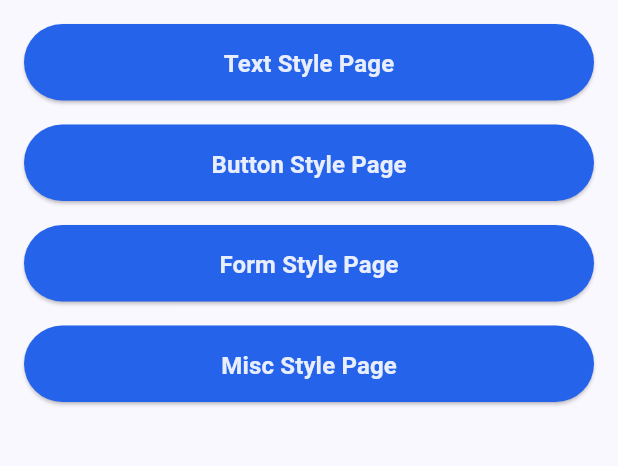
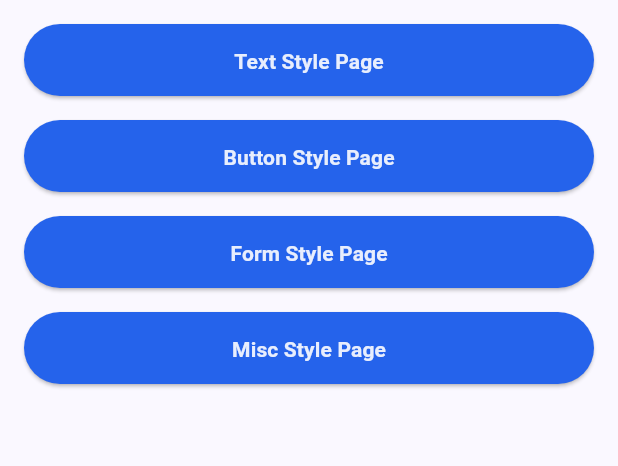
Before and after one commit to ddr137/starter_dev, a Flutter app: the screen it shows after launch, on a phone screen of 412 x 824 dp, the part 84-550 px from its top. Run offline on Flutter 3.47's test engine with Material 3 defaults, Android fonts, the phone set to English and light mode, and no system bars; our stand-ins replace dio, equatable, flutter_riverpod, go_router, google_fonts, hive_flutter and 2 more; missing offline and left inert: dio_smart_retry; accounts and stored records are empty.

Commit message:
Removed fontSize in textStyle, changed fontFamily to getInter

```diff
--- a/lib/core/theme/components/elevated_button_theme_component.dart
+++ b/lib/core/theme/components/elevated_button_theme_component.dart
@@ -15,7 +15,6 @@ class ElevatedThemeWidget {
         textStyle: AppThemeTexts.textTheme.labelLarge?.copyWith(
           fontWeight: FontWeight.w600,
           fontFamily: AppThemeFonts.getRoboto,
-          fontSize: 16,
         ),
       ),
     ),
@@ -29,7 +28,6 @@ class ElevatedThemeWidget {
         textStyle: AppThemeTexts.textTheme.labelLarge?.copyWith(
           fontWeight: FontWeight.w600,
           fontFamily: AppThemeFonts.getRoboto,
-          fontSize: 16,
         ),
       ),
     ),
--- a/lib/core/theme/theme.dart
+++ b/lib/core/theme/theme.dart
@@ -9,7 +9,7 @@ class AppTheme {
     // colorScheme: AppThemeColors.lightColorScheme,
     colorSchemeSeed: AppThemeColors.primary,
     textTheme: AppThemeTexts.textTheme,
-    fontFamily: AppThemeFonts.getPoppins,
+    fontFamily: AppThemeFonts.getInter,
     fontFamilyFallback: AppThemeFonts.fonts,
     // typography: Typography.material2021(),
     appBarTheme: AppBarThemeWidget.light,
```
Also changed, not shown: 125 other files.
